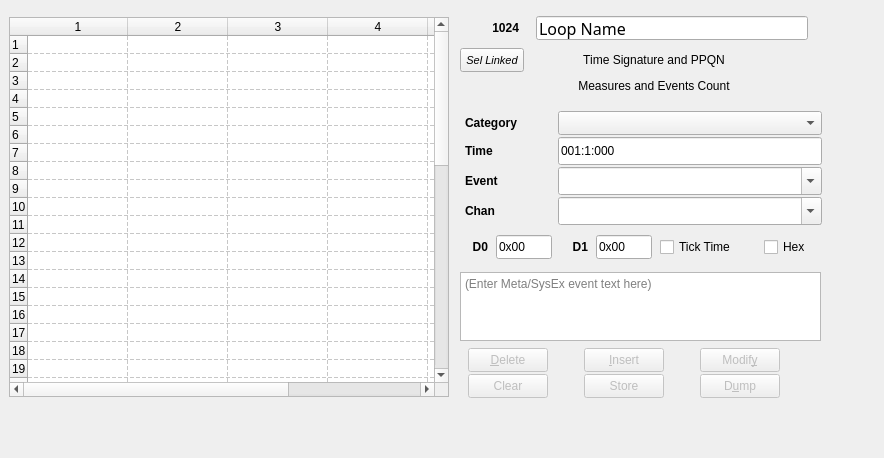
ahlstromcj/seq66, file seq_qt5/forms/qseqeventframe.ui: the form before one commit.
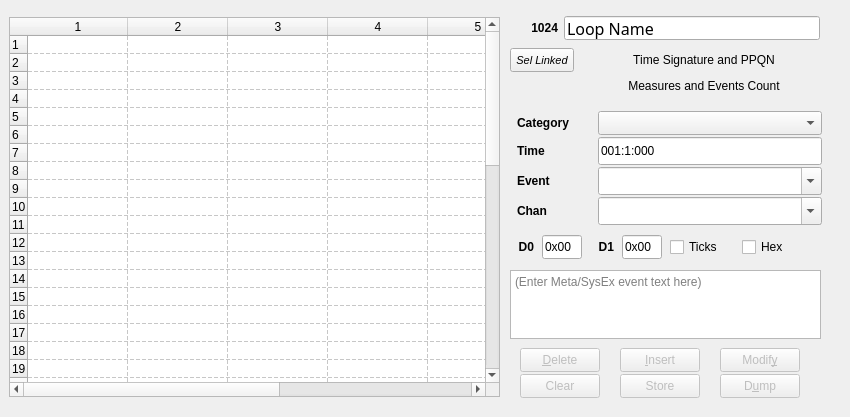
The form after the commit.

Patch:
```diff
--- a/seq_qt5/forms/qseqeventframe.ui
+++ b/seq_qt5/forms/qseqeventframe.ui
@@ -6,8 +6,8 @@
    <rect>
     <x>0</x>
     <y>0</y>
-    <width>884</width>
-    <height>458</height>
+    <width>850</width>
+    <height>417</height>
    </rect>
   </property>
   <property name="sizePolicy">
@@ -29,7 +29,7 @@
    <enum>QFrame::Shape::NoFrame</enum>
   </property>
   <property name="frameShadow">
-   <enum>QFrame::Shadow::Raised</enum>
+   <enum>QFrame::Plain</enum>
   </property>
   <property name="lineWidth">
    <number>3</number>
@@ -42,7 +42,7 @@
     <rect>
      <x>9</x>
      <y>17</y>
-     <width>440</width>
+     <width>491</width>
      <height>380</height>
     </rect>
    </property>
@@ -60,7 +60,7 @@
    </property>
    <property name="maximumSize">
     <size>
-     <width>440</width>
+     <width>492</width>
      <height>999</height>
     </size>
    </property>
@@ -86,7 +86,7 @@
     <number>48</number>
    </property>
    <property name="columnCount">
-    <number>6</number>
+    <number>7</number>
    </property>
    <attribute name="verticalHeaderMinimumSectionSize">
     <number>16</number>
@@ -148,13 +148,14 @@
    <column/>
    <column/>
    <column/>
+   <column/>
   </widget>
   <widget class="QPlainTextEdit" name="plainTextEdit">
    <property name="geometry">
     <rect>
-     <x>460</x>
-     <y>272</y>
-     <width>361</width>
+     <x>510</x>
+     <y>270</y>
+     <width>311</width>
      <height>69</height>
     </rect>
    </property>
@@ -177,9 +178,9 @@
   <widget class="QWidget" name="gridLayoutWidget">
    <property name="geometry">
     <rect>
-     <x>468</x>
+     <x>520</x>
      <y>348</y>
-     <width>345</width>
+     <width>261</width>
      <height>52</height>
     </rect>
    </property>
@@ -188,7 +189,7 @@
      <enum>QLayout::SizeConstraint::SetFixedSize</enum>
     </property>
     <property name="horizontalSpacing">
-     <number>36</number>
+     <number>20</number>
     </property>
     <property name="verticalSpacing">
      <number>2</number>
@@ -353,9 +354,9 @@
   <widget class="QWidget" name="vertLayoutWidget">
    <property name="geometry">
     <rect>
-     <x>460</x>
+     <x>510</x>
      <y>107</y>
-     <width>369</width>
+     <width>321</width>
      <height>158</height>
     </rect>
    </property>
@@ -365,23 +366,20 @@
       <property name="sizeConstraint">
        <enum>QLayout::SizeConstraint::SetFixedSize</enum>
       </property>
-      <property name="horizontalSpacing">
-       <number>4</number>
-      </property>
-      <property name="verticalSpacing">
+      <property name="spacing">
        <number>2</number>
       </property>
       <item row="1" column="0">
        <widget class="QLabel" name="time_label">
         <property name="minimumSize">
          <size>
-          <width>84</width>
+          <width>72</width>
           <height>24</height>
          </size>
         </property>
         <property name="maximumSize">
          <size>
-          <width>80</width>
+          <width>72</width>
           <height>24</height>
          </size>
         </property>
@@ -399,13 +397,13 @@
        <widget class="QComboBox" name="channel_combo_box">
         <property name="minimumSize">
          <size>
-          <width>260</width>
+          <width>208</width>
           <height>28</height>
          </size>
         </property>
         <property name="maximumSize">
          <size>
-          <width>264</width>
+          <width>224</width>
           <height>28</height>
          </size>
         </property>
@@ -433,13 +431,13 @@
        <widget class="QComboBox" name="combo_ev_name">
         <property name="minimumSize">
          <size>
-          <width>260</width>
+          <width>208</width>
           <height>28</height>
          </size>
         </property>
         <property name="maximumSize">
          <size>
-          <width>264</width>
+          <width>224</width>
           <height>28</height>
          </size>
         </property>
@@ -467,13 +465,13 @@
         </property>
         <property name="minimumSize">
          <size>
-          <width>260</width>
+          <width>208</width>
           <height>28</height>
          </size>
         </property>
         <property name="maximumSize">
          <size>
-          <width>264</width>
+          <width>224</width>
           <height>28</height>
          </size>
         </property>
@@ -489,13 +487,13 @@
        <widget class="QLabel" name="channel_label">
         <property name="minimumSize">
          <size>
-          <width>84</width>
+          <width>72</width>
           <height>24</height>
          </size>
         </property>
         <property name="maximumSize">
          <size>
-          <width>80</width>
+          <width>72</width>
           <height>24</height>
          </size>
         </property>
@@ -513,13 +511,13 @@
        <widget class="QLabel" name="event_label">
         <property name="minimumSize">
          <size>
-          <width>84</width>
+          <width>72</width>
           <height>24</height>
          </size>
         </property>
         <property name="maximumSize">
          <size>
-          <width>80</width>
+          <width>72</width>
           <height>24</height>
          </size>
         </property>
@@ -533,42 +531,17 @@
         </property>
        </widget>
       </item>
-      <item row="0" column="1">
-       <widget class="QComboBox" name="combo_ev_category">
-        <property name="minimumSize">
-         <size>
-          <width>260</width>
-          <height>24</height>
-         </size>
-        </property>
-        <property name="maximumSize">
-         <size>
-          <width>264</width>
-          <height>24</height>
-         </size>
-        </property>
-        <property name="maxVisibleItems">
-         <number>8</number>
-        </property>
-        <property name="maxCount">
-         <number>8</number>
-        </property>
-        <property name="insertPolicy">
-         <enum>QComboBox::InsertPolicy::NoInsert</enum>
-        </property>
-       </widget>
-      </item>
       <item row="0" column="0">
        <widget class="QLabel" name="label_category">
         <property name="minimumSize">
          <size>
-          <width>84</width>
+          <width>72</width>
           <height>24</height>
          </size>
         </property>
         <property name="maximumSize">
          <size>
-          <width>80</width>
+          <width>72</width>
           <height>24</height>
          </size>
         </property>
@@ -581,7 +554,32 @@
          <string>Category</string>
         </property>
         <property name="alignment">
-         <set>Qt::AlignmentFlag::AlignLeading|Qt::AlignmentFlag::AlignLeft|Qt::AlignmentFlag::AlignVCenter</set>
+         <set>Qt::AlignLeading|Qt::AlignLeft|Qt::AlignVCenter</set>
+        </property>
+       </widget>
+      </item>
+      <item row="0" column="1">
+       <widget class="QComboBox" name="combo_ev_category">
+        <property name="minimumSize">
+         <size>
+          <width>208</width>
+          <height>24</height>
+         </size>
+        </property>
+        <property name="maximumSize">
+         <size>
+          <width>224</width>
+          <height>24</height>
+         </size>
+        </property>
+        <property name="maxVisibleItems">
+         <number>8</number>
+        </property>
+        <property name="maxCount">
+         <number>8</number>
+        </property>
+        <property name="insertPolicy">
+         <enum>QComboBox::NoInsert</enum>
         </property>
        </widget>
       </item>
@@ -599,13 +597,13 @@
        <widget class="QLineEdit" name="entry_ev_data_1">
         <property name="minimumSize">
          <size>
-          <width>48</width>
+          <width>36</width>
           <height>24</height>
          </size>
         </property>
         <property name="maximumSize">
          <size>
-          <width>56</width>
+          <width>40</width>
           <height>24</height>
          </size>
         </property>
@@ -621,13 +619,13 @@
        <widget class="QLabel" name="d1_label">
         <property name="minimumSize">
          <size>
-          <width>28</width>
+          <width>24</width>
           <height>24</height>
          </size>
         </property>
         <property name="maximumSize">
          <size>
-          <width>28</width>
+          <width>24</width>
           <height>24</height>
          </size>
         </property>
@@ -648,18 +646,18 @@
        <widget class="QCheckBox" name="pulse_time_check_box">
         <property name="minimumSize">
          <size>
-          <width>96</width>
+          <width>64</width>
           <height>24</height>
          </size>
         </property>
         <property name="maximumSize">
          <size>
-          <width>84</width>
+          <width>64</width>
           <height>24</height>
          </size>
         </property>
         <property name="text">
-         <string>Tick Time</string>
+         <string>Ticks</string>
         </property>
        </widget>
       </item>
@@ -674,13 +672,13 @@
        <widget class="QLabel" name="d0_label">
         <property name="minimumSize">
          <size>
-          <width>28</width>
+          <width>24</width>
           <height>24</height>
          </size>
         </property>
         <property name="maximumSize">
          <size>
-          <width>28</width>
+          <width>24</width>
           <height>24</height>
          </size>
         </property>
@@ -701,13 +699,13 @@
        <widget class="QLineEdit" name="entry_ev_data_0">
         <property name="minimumSize">
          <size>
-          <width>48</width>
+          <width>36</width>
           <height>24</height>
          </size>
         </property>
         <property name="maximumSize">
          <size>
-          <width>56</width>
+          <width>40</width>
           <height>24</height>
          </size>
         </property>
@@ -726,9 +724,9 @@
   <widget class="QWidget" name="horizLayoutWidget">
    <property name="geometry">
     <rect>
-     <x>460</x>
+     <x>510</x>
      <y>12</y>
-     <width>369</width>
+     <width>321</width>
      <height>32</height>
     </rect>
    </property>
@@ -746,7 +744,7 @@
      <widget class="QLabel" name="label_seq_number">
       <property name="minimumSize">
        <size>
-        <width>48</width>
+        <width>36</width>
         <height>0</height>
        </size>
       </property>
@@ -779,13 +777,13 @@
       </property>
       <property name="minimumSize">
        <size>
-        <width>272</width>
+        <width>248</width>
         <height>24</height>
        </size>
       </property>
       <property name="maximumSize">
        <size>
-        <width>272</width>
+        <width>256</width>
         <height>24</height>
        </size>
       </property>
@@ -805,9 +803,9 @@
   <widget class="QWidget" name="dataLayoutWidget">
    <property name="geometry">
     <rect>
-     <x>460</x>
+     <x>510</x>
      <y>48</y>
-     <width>369</width>
+     <width>321</width>
      <height>58</height>
     </rect>
    </property>
```
Left out of the diff: 35 changed lines with no effect on the pictures.
